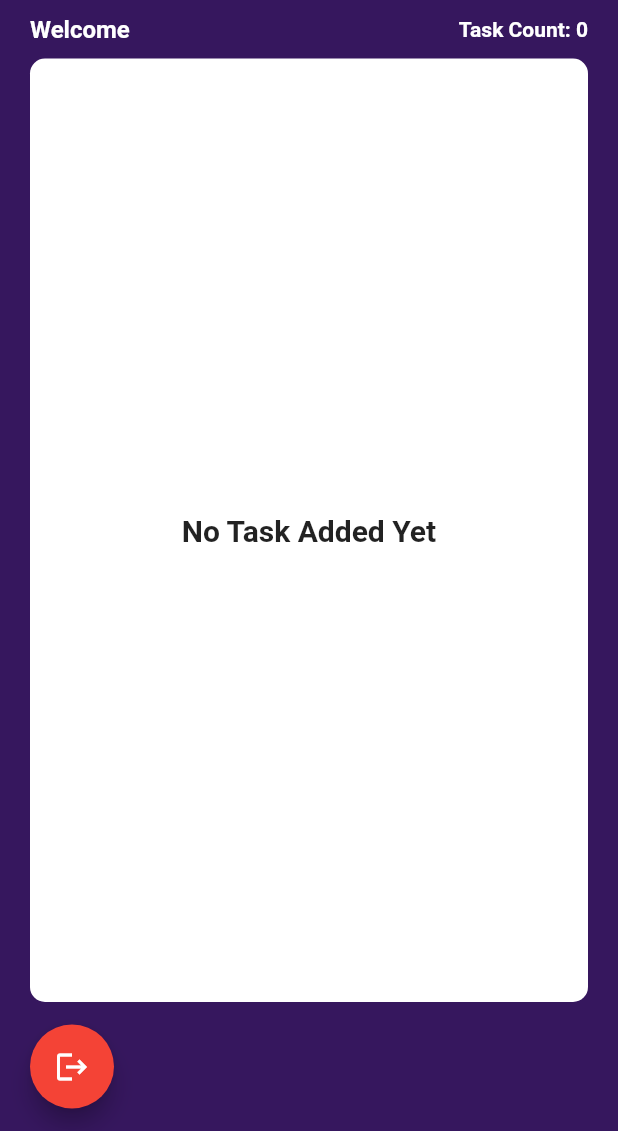
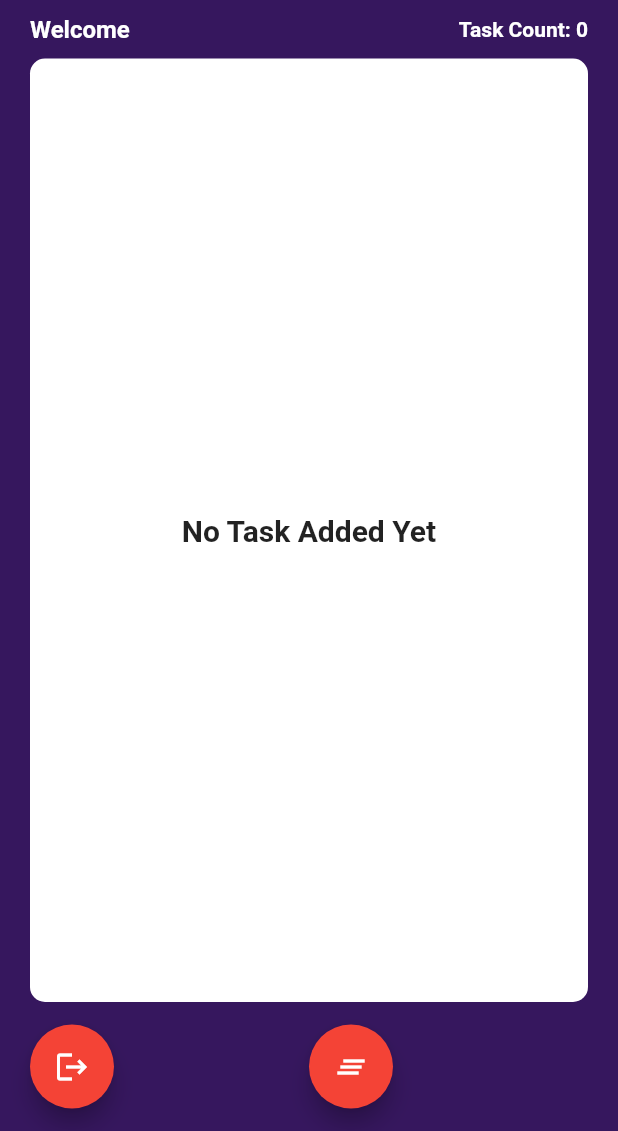
Before and after one commit to margallostephen/TodoListMobileApp, a Flutter app: the Home screen opened directly with empty values, on a phone screen of 412 x 824 dp, the part 105-1236 px from its top. Run offline on Flutter 3.47's test engine with Material 2 defaults, Android fonts, the phone set to English and light mode, and no system bars; our stand-ins replace hive, hive_flutter; accounts and stored records are empty.

Commit message:
Add clear all task button

```diff
--- a/lib/screens/home.dart
+++ b/lib/screens/home.dart
@@ -46,6 +46,14 @@ class _HomeState extends State<Home> {
       }
     }
     return count;
+  }
+
+  void clearCurrentUserTask() {
+    for (var i = 0; i < taskData.length; i++) {
+      if (taskData[i]['userKey'] == userKey) {
+        tasks.delete(taskData[i]['key']);
+      }
+    }
   }
 
   @override
@@ -264,6 +272,30 @@ class _HomeState extends State<Home> {
                     ),
                   ),
                 ),
+                Expanded(
+                  child: Align(
+                    alignment: Alignment.bottomLeft,
+                    child: Container(
+                      margin: const EdgeInsets.only(
+                        bottom: 15,
+                      ),
+                      child: FloatingActionButton(
+                        heroTag: 'delete_all',
+                        backgroundColor: Colors.red,
+                        onPressed: () {
+                          if (countCurrentUserTask() > 0) {
+                            clearCurrentUserTask();
+                            getData();
+                          }
+                        },
+                        child: const Icon(
+                          Icons.clear_all_sharp,
+                          color: Colors.white,
+                        ),
+                      ),
+                    ),
+                  ),
+                ),
               ],
             ),
           ],
```
